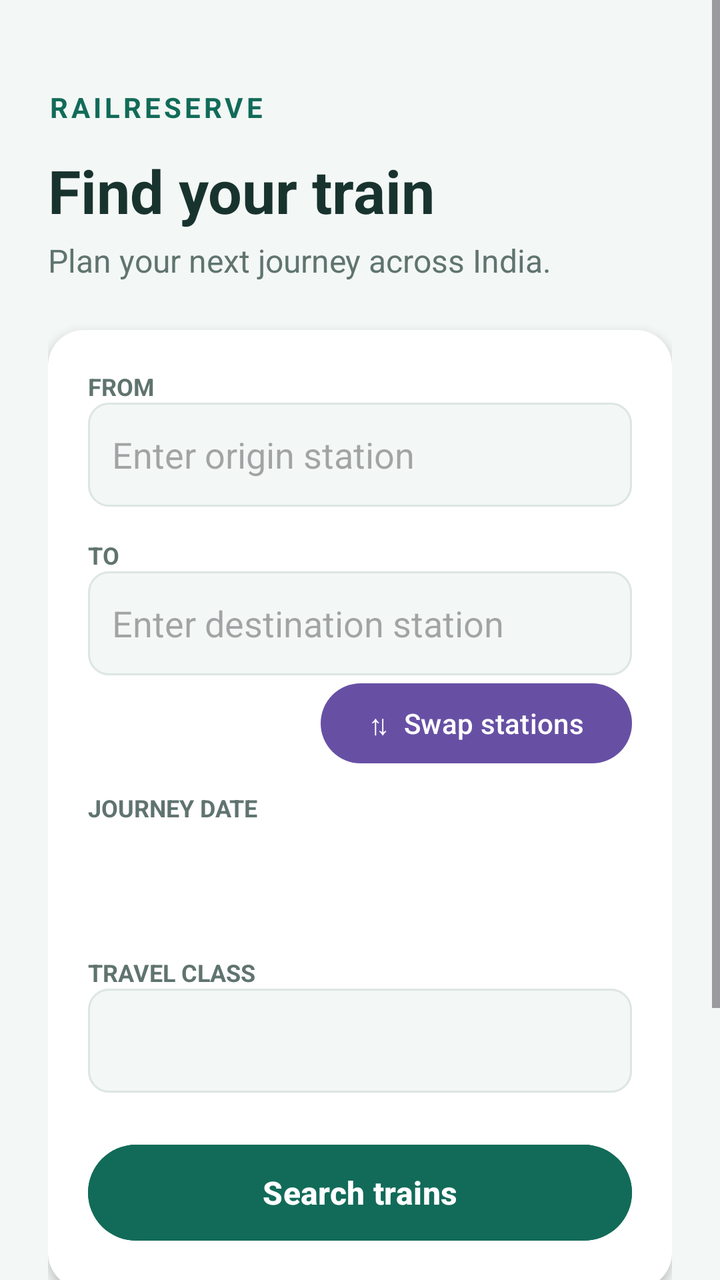
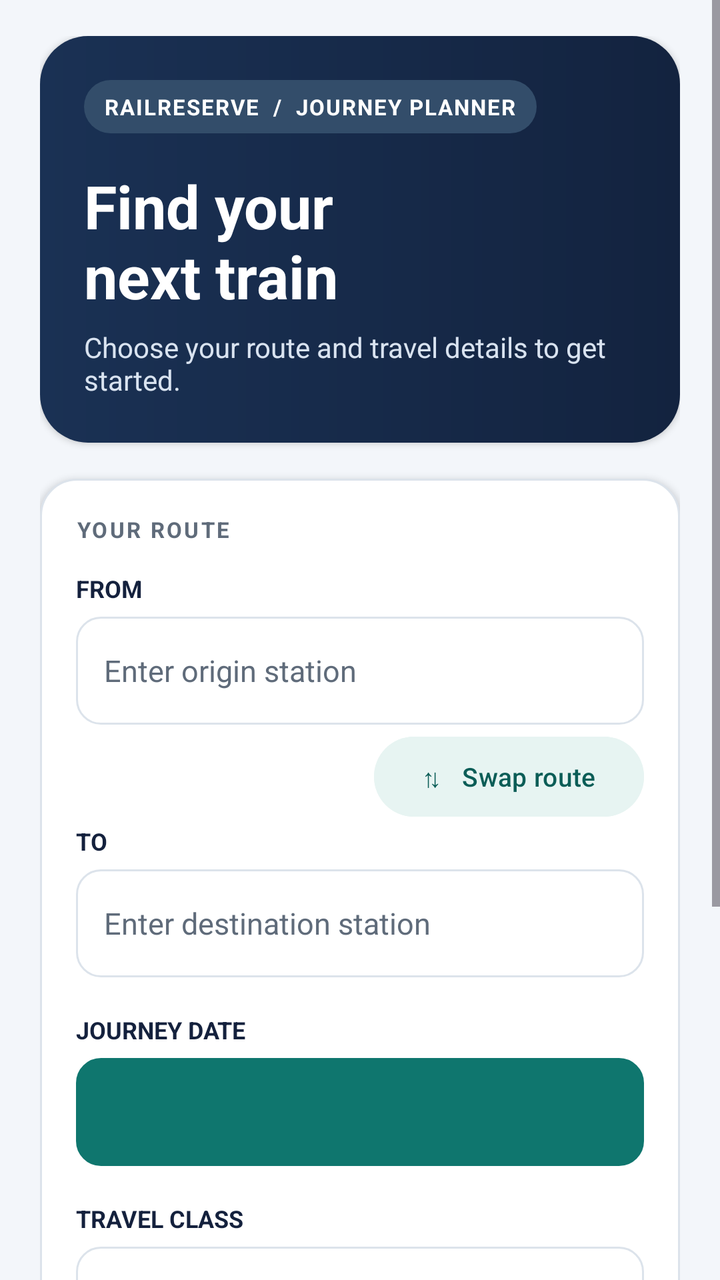

Before-and-after screenshots of an Android layout around one commit, followed by the original layout XML and the change that was made.
<!-- AndroidManifest.xml: application theme Theme.MyApplication -->
<!-- res/layout/activity_main.xml -->
<?xml version="1.0" encoding="utf-8"?>
<ScrollView xmlns:android="http://schemas.android.com/apk/res/android" android:id="@+id/main" android:layout_width="match_parent" android:layout_height="match_parent" android:fillViewport="true" android:background="@color/surface_soft">
    <LinearLayout android:layout_width="match_parent" android:layout_height="wrap_content" android:orientation="vertical" android:padding="24dp">
        <TextView android:layout_width="wrap_content" android:layout_height="wrap_content" android:text="RAILRESERVE" android:textStyle="bold" android:textSize="14sp" android:textColor="@color/brand" android:letterSpacing="0.12" android:layout_marginTop="20dp" />
        <TextView android:layout_width="match_parent" android:layout_height="wrap_content" android:text="Find your train" android:textSize="30sp" android:textStyle="bold" android:textColor="@color/ink" android:layout_marginTop="12dp" />
        <TextView android:layout_width="match_parent" android:layout_height="wrap_content" android:text="Plan your next journey across India." android:textSize="16sp" android:textColor="@color/muted" android:layout_marginTop="4dp" android:layout_marginBottom="24dp" />
        <LinearLayout android:layout_width="match_parent" android:layout_height="wrap_content" android:orientation="vertical" android:padding="20dp" android:background="@drawable/card_background" android:elevation="3dp">
            <TextView android:layout_width="match_parent" android:layout_height="wrap_content" android:text="FROM" android:textColor="@color/muted" android:textSize="12sp" android:textStyle="bold" />
            <AutoCompleteTextView android:id="@+id/sourceInput" android:layout_width="match_parent" android:layout_height="52dp" android:hint="Enter origin station" android:singleLine="true" android:inputType="textCapWords" android:paddingStart="12dp" android:background="@drawable/input_background" />
            <TextView android:layout_width="match_parent" android:layout_height="wrap_content" android:text="TO" android:textColor="@color/muted" android:textSize="12sp" android:textStyle="bold" android:layout_marginTop="16dp" />
            <AutoCompleteTextView android:id="@+id/destinationInput" android:layout_width="match_parent" android:layout_height="52dp" android:hint="Enter destination station" android:singleLine="true" android:inputType="textCapWords" android:paddingStart="12dp" android:background="@drawable/input_background" />
            <Button android:id="@+id/swapButton" android:layout_width="wrap_content" android:layout_height="48dp" android:text="⇅  Swap stations" android:textAllCaps="false" android:layout_gravity="end" />
            <TextView android:layout_width="match_parent" android:layout_height="wrap_content" android:text="JOURNEY DATE" android:textColor="@color/muted" android:textSize="12sp" android:textStyle="bold" android:layout_marginTop="10dp" />
            <Button android:id="@+id/dateButton" android:layout_width="match_parent" android:layout_height="52dp" android:gravity="start|center_vertical" android:textAllCaps="false" android:textColor="@color/ink" android:backgroundTint="@color/surface" />
            <TextView android:layout_width="match_parent" android:layout_height="wrap_content" android:text="TRAVEL CLASS" android:textColor="@color/muted" android:textSize="12sp" android:textStyle="bold" android:layout_marginTop="14dp" />
            <Spinner android:id="@+id/classSpinner" android:layout_width="match_parent" android:layout_height="52dp" android:background="@drawable/input_background" android:paddingStart="10dp" />
            <Button android:id="@+id/searchButton" android:layout_width="match_parent" android:layout_height="56dp" android:text="Search trains" android:textAllCaps="false" android:textSize="16sp" android:textStyle="bold" android:textColor="@color/white" android:backgroundTint="@color/brand" android:layout_marginTop="22dp" />
        </LinearLayout>
        <TextView android:layout_width="match_parent" android:layout_height="wrap_content" android:text="Schedules and seat availability are fictional demonstrations. This app is not connected to live railway inventory." android:textColor="@color/muted" android:textSize="13sp" android:gravity="center" android:layout_marginTop="20dp" android:layout_marginBottom="24dp" />
        <Button android:id="@+id/myBookingsButton" android:layout_width="match_parent" android:layout_height="52dp" android:text="My bookings" android:textAllCaps="false" android:textColor="@color/brand" />
    </LinearLayout>
</ScrollView>
<!-- resources referenced by this layout -->
<resources>
  <color name="brand">#126B59</color>
  <color name="ink">#18332E</color>
  <color name="muted">#60746F</color>
  <color name="surface">#FFFFFFFF</color>
  <color name="surface_soft">#F3F7F5</color>
  <color name="white">#FFFFFFFF</color>
  <!-- drawable card_background (drawable) -->
  <?xml version="1.0" encoding="utf-8"?>
  <shape xmlns:android="http://schemas.android.com/apk/res/android"><solid android:color="@color/surface"/><corners android:radius="18dp"/></shape>
  <!-- drawable input_background (drawable) -->
  <?xml version="1.0" encoding="utf-8"?>
  <shape xmlns:android="http://schemas.android.com/apk/res/android"><solid android:color="@color/surface_soft"/><corners android:radius="10dp"/><stroke android:width="1dp" android:color="#DCE6E2"/></shape>
  <style name="Theme.MyApplication" parent="Base.Theme.MyApplication" />
  <style name="Base.Theme.MyApplication" parent="Theme.Material3.DayNight.NoActionBar">
          
          
      </style>
</resources>

<!-- the commit's change to res/layout/activity_main.xml (unified diff, before → after) -->
@@ -1,22 +1,219 @@
 <?xml version="1.0" encoding="utf-8"?>
-<ScrollView xmlns:android="http://schemas.android.com/apk/res/android" android:id="@+id/main" android:layout_width="match_parent" android:layout_height="match_parent" android:fillViewport="true" android:background="@color/surface_soft">
-    <LinearLayout android:layout_width="match_parent" android:layout_height="wrap_content" android:orientation="vertical" android:padding="24dp">
-        <TextView android:layout_width="wrap_content" android:layout_height="wrap_content" android:text="RAILRESERVE" android:textStyle="bold" android:textSize="14sp" android:textColor="@color/brand" android:letterSpacing="0.12" android:layout_marginTop="20dp" />
-        <TextView android:layout_width="match_parent" android:layout_height="wrap_content" android:text="Find your train" android:textSize="30sp" android:textStyle="bold" android:textColor="@color/ink" android:layout_marginTop="12dp" />
-        <TextView android:layout_width="match_parent" android:layout_height="wrap_content" android:text="Plan your next journey across India." android:textSize="16sp" android:textColor="@color/muted" android:layout_marginTop="4dp" android:layout_marginBottom="24dp" />
-        <LinearLayout android:layout_width="match_parent" android:layout_height="wrap_content" android:orientation="vertical" android:padding="20dp" android:background="@drawable/card_background" android:elevation="3dp">
-            <TextView android:layout_width="match_parent" android:layout_height="wrap_content" android:text="FROM" android:textColor="@color/muted" android:textSize="12sp" android:textStyle="bold" />
-            <AutoCompleteTextView android:id="@+id/sourceInput" android:layout_width="match_parent" android:layout_height="52dp" android:hint="Enter origin station" android:singleLine="true" android:inputType="textCapWords" android:paddingStart="12dp" android:background="@drawable/input_background" />
-            <TextView android:layout_width="match_parent" android:layout_height="wrap_content" android:text="TO" android:textColor="@color/muted" android:textSize="12sp" android:textStyle="bold" android:layout_marginTop="16dp" />
-            <AutoCompleteTextView android:id="@+id/destinationInput" android:layout_width="match_parent" android:layout_height="52dp" android:hint="Enter destination station" android:singleLine="true" android:inputType="textCapWords" android:paddingStart="12dp" android:background="@drawable/input_background" />
-            <Button android:id="@+id/swapButton" android:layout_width="wrap_content" android:layout_height="48dp" android:text="⇅  Swap stations" android:textAllCaps="false" android:layout_gravity="end" />
-            <TextView android:layout_width="match_parent" android:layout_height="wrap_content" android:text="JOURNEY DATE" android:textColor="@color/muted" android:textSize="12sp" android:textStyle="bold" android:layout_marginTop="10dp" />
-            <Button android:id="@+id/dateButton" android:layout_width="match_parent" android:layout_height="52dp" android:gravity="start|center_vertical" android:textAllCaps="false" android:textColor="@color/ink" android:backgroundTint="@color/surface" />
-            <TextView android:layout_width="match_parent" android:layout_height="wrap_content" android:text="TRAVEL CLASS" android:textColor="@color/muted" android:textSize="12sp" android:textStyle="bold" android:layout_marginTop="14dp" />
-            <Spinner android:id="@+id/classSpinner" android:layout_width="match_parent" android:layout_height="52dp" android:background="@drawable/input_background" android:paddingStart="10dp" />
-            <Button android:id="@+id/searchButton" android:layout_width="match_parent" android:layout_height="56dp" android:text="Search trains" android:textAllCaps="false" android:textSize="16sp" android:textStyle="bold" android:textColor="@color/white" android:backgroundTint="@color/brand" android:layout_marginTop="22dp" />
+<ScrollView xmlns:android="http://schemas.android.com/apk/res/android"
+    android:id="@+id/main"
+    android:layout_width="match_parent"
+    android:layout_height="match_parent"
+    android:background="@color/surface_soft"
+    android:clipToPadding="false"
+    android:fillViewport="true">
+
+    <LinearLayout
+        android:layout_width="match_parent"
+        android:layout_height="wrap_content"
+        android:orientation="vertical"
+        android:paddingStart="20dp"
+        android:paddingTop="18dp"
+        android:paddingEnd="20dp"
+        android:paddingBottom="24dp">
+
+        <LinearLayout
+            android:layout_width="match_parent"
+            android:layout_height="wrap_content"
+            android:background="@drawable/hero_background"
+            android:elevation="2dp"
+            android:orientation="vertical"
+            android:padding="22dp">
+
+            <TextView
+                android:layout_width="wrap_content"
+                android:layout_height="wrap_content"
+                android:background="@drawable/chip_brand"
+                android:paddingStart="10dp"
+                android:paddingTop="6dp"
+                android:paddingEnd="10dp"
+                android:paddingBottom="6dp"
+                android:text="RAILRESERVE  /  JOURNEY PLANNER"
+                android:textColor="@color/white"
+                android:textSize="11sp"
+                android:textStyle="bold"
+                android:letterSpacing="0.06" />
+
+            <TextView
+                android:layout_width="match_parent"
+                android:layout_height="wrap_content"
+                android:layout_marginTop="16dp"
+                android:text="Find your\nnext train"
+                android:textColor="@color/white"
+                android:textSize="30sp"
+                android:textStyle="bold"
+                android:fontFamily="sans" />
+
+            <TextView
+                android:layout_width="match_parent"
+                android:layout_height="wrap_content"
+                android:layout_marginTop="6dp"
+                android:text="Choose your route and travel details to get started."
+                android:textColor="#D9E3F0"
+                android:textSize="14sp" />
         </LinearLayout>
-        <TextView android:layout_width="match_parent" android:layout_height="wrap_content" android:text="Schedules and seat availability are fictional demonstrations. This app is not connected to live railway inventory." android:textColor="@color/muted" android:textSize="13sp" android:gravity="center" android:layout_marginTop="20dp" android:layout_marginBottom="24dp" />
-        <Button android:id="@+id/myBookingsButton" android:layout_width="match_parent" android:layout_height="52dp" android:text="My bookings" android:textAllCaps="false" android:textColor="@color/brand" />
+
+        <LinearLayout
+            android:layout_width="match_parent"
+            android:layout_height="wrap_content"
+            android:layout_marginTop="18dp"
+            android:background="@drawable/card_background"
+            android:elevation="2dp"
+            android:orientation="vertical"
+            android:padding="18dp">
+
+            <TextView
+                android:layout_width="match_parent"
+                android:layout_height="wrap_content"
+                android:text="YOUR ROUTE"
+                android:textColor="@color/muted"
+                android:textSize="11sp"
+                android:textStyle="bold"
+                android:letterSpacing="0.1" />
+
+            <TextView
+                android:layout_width="match_parent"
+                android:layout_height="wrap_content"
+                android:layout_marginTop="14dp"
+                android:text="FROM"
+                android:textColor="@color/ink"
+                android:textSize="12sp"
+                android:textStyle="bold" />
+
+            <AutoCompleteTextView
+                android:id="@+id/sourceInput"
+                android:layout_width="match_parent"
+                android:layout_height="54dp"
+                android:layout_marginTop="6dp"
+                android:background="@drawable/input_background"
+                android:completionThreshold="1"
+                android:hint="Enter origin station"
+                android:inputType="textCapWords"
+                android:paddingStart="14dp"
+                android:paddingEnd="14dp"
+                android:singleLine="true"
+                android:textColor="@color/ink"
+                android:textColorHint="@color/muted"
+                android:textSize="15sp" />
+
+            <Button
+                android:id="@+id/swapButton"
+                android:layout_width="wrap_content"
+                android:layout_height="48dp"
+                android:layout_gravity="end"
+                android:layout_marginTop="2dp"
+                android:backgroundTint="@color/teal_soft"
+                android:minWidth="0dp"
+                android:text="⇅   Swap route"
+                android:textAllCaps="false"
+                android:textColor="@color/brand_dark"
+                android:textSize="13sp" />
+
+            <TextView
+                android:layout_width="match_parent"
+                android:layout_height="wrap_content"
+                android:text="TO"
+                android:textColor="@color/ink"
+                android:textSize="12sp"
+                android:textStyle="bold" />
+
+            <AutoCompleteTextView
+                android:id="@+id/destinationInput"
+                android:layout_width="match_parent"
+                android:layout_height="54dp"
+                android:layout_marginTop="6dp"
+                android:background="@drawable/input_background"
+                android:completionThreshold="1"
+                android:hint="Enter destination station"
+                android:inputType="textCapWords"
+                android:paddingStart="14dp"
+                android:paddingEnd="14dp"
+                android:singleLine="true"
+                android:textColor="@color/ink"
+                android:textColorHint="@color/muted"
+                android:textSize="15sp" />
+
+            <TextView
+                android:layout_width="match_parent"
+                android:layout_height="wrap_content"
+                android:layout_marginTop="18dp"
+                android:text="JOURNEY DATE"
+                android:textColor="@color/ink"
+                android:textSize="12sp"
+                android:textStyle="bold" />
+
+            <Button
+                android:id="@+id/dateButton"
+                android:layout_width="match_parent"
+                android:layout_height="54dp"
+                android:layout_marginTop="6dp"
+                android:background="@drawable/field_button_background"
+                android:gravity="center_vertical|start"
+                android:minHeight="48dp"
+                android:paddingStart="14dp"
+                android:textAllCaps="false"
+                android:textColor="@color/ink"
+                android:textSize="15sp" />
+
+            <TextView
+                android:layout_width="match_parent"
+                android:layout_height="wrap_content"
+                android:layout_marginTop="18dp"
+                android:text="TRAVEL CLASS"
+                android:textColor="@color/ink"
+                android:textSize="12sp"
+                android:textStyle="bold" />
+
+            <Spinner
+                android:id="@+id/classSpinner"
+                android:layout_width="match_parent"
+                android:layout_height="54dp"
+                android:layout_marginTop="6dp"
+                android:background="@drawable/input_background"
+                android:paddingStart="10dp"
+                android:paddingEnd="10dp"
+                android:popupBackground="@color/surface" />
+
+            <Button
+                android:id="@+id/searchButton"
+                android:layout_width="match_parent"
+                android:layout_height="56dp"
+                android:layout_marginTop="20dp"
+                android:background="@drawable/button_primary"
+                android:minHeight="48dp"
+                android:text="Search trains"
+                android:textAllCaps="false"
+                android:textColor="@color/white"
+                android:textSize="16sp"
+                android:textStyle="bold" />
+        </LinearLayout>
+
+        <TextView
+            android:layout_width="match_parent"
+            android:layout_height="wrap_content"
+            android:layout_marginStart="8dp"
+            android:layout_marginTop="14dp"
+            android:layout_marginEnd="8dp"
+            android:gravity="center"
+            android:text="Fictional schedules for demonstration. Not connected to live railway inventory."
+            android:textColor="@color/muted"
+            android:textSize="12sp" />
+
+        <Button
+            android:id="@+id/myBookingsButton"
+            android:layout_width="match_parent"
+            android:layout_height="52dp"
+            android:layout_marginTop="12dp"
+            android:background="@drawable/button_secondary"
+            android:minHeight="48dp"
+            android:text="My bookings"
+            android:textAllCaps="false"
+            android:textColor="@color/brand_dark"
+            android:textSize="15sp"
+            android:textStyle="bold" />
     </LinearLayout>
 </ScrollView>
<!-- resource entries referenced after the edit -->
@@ -1,21 +1,72 @@
 <!-- resources referenced by this layout -->
 <resources>
-  <color name="brand">#126B59</color>
-  <color name="ink">#18332E</color>
-  <color name="muted">#60746F</color>
+  <color name="brand_dark">#0B5D57</color>
+  <color name="brand">#0F766E</color>
+  <color name="border">#DCE3EB</color>
+  <color name="navy">#13233F</color>
+  <color name="ink">#14213D</color>
+  <color name="muted">#5F6B7A</color>
   <color name="surface">#FFFFFFFF</color>
-  <color name="surface_soft">#F3F7F5</color>
+  <color name="surface_soft">#F3F6FA</color>
+  <color name="teal_soft">#E7F4F2</color>
   <color name="white">#FFFFFFFF</color>
+  <!-- drawable button_primary (drawable) -->
+  <?xml version="1.0" encoding="utf-8"?>
+  <ripple xmlns:android="http://schemas.android.com/apk/res/android" android:color="#40FFFFFF">
+      <item>
+          <selector>
+              <item android:state_enabled="false">
+                  <shape><solid android:color="#9CBFBC"/><corners android:radius="14dp"/></shape>
+              </item>
+              <item>
+                  <shape><solid android:color="@color/brand"/><corners android:radius="14dp"/></shape>
+              </item>
+          </selector>
+      </item>
+  </ripple>
+  <!-- drawable button_secondary (drawable) -->
+  <?xml version="1.0" encoding="utf-8"?>
+  <shape xmlns:android="http://schemas.android.com/apk/res/android">
+      <solid android:color="@color/surface" />
+      <stroke android:width="1dp" android:color="@color/brand" />
+      <corners android:radius="14dp" />
+  </shape>
   <!-- drawable card_background (drawable) -->
   <?xml version="1.0" encoding="utf-8"?>
-  <shape xmlns:android="http://schemas.android.com/apk/res/android"><solid android:color="@color/surface"/><corners android:radius="18dp"/></shape>
+  <shape xmlns:android="http://schemas.android.com/apk/res/android"><solid android:color="@color/surface"/><stroke android:width="1dp" android:color="@color/border"/><corners android:radius="18dp"/></shape>
+  <!-- drawable chip_brand (drawable) -->
+  <?xml version="1.0" encoding="utf-8"?>
+  <shape xmlns:android="http://schemas.android.com/apk/res/android">
+      <solid android:color="#334D6A" />
+      <corners android:radius="24dp" />
+  </shape>
+  <!-- drawable field_button_background (drawable) -->
+  <?xml version="1.0" encoding="utf-8"?>
+  <ripple xmlns:android="http://schemas.android.com/apk/res/android" android:color="@color/teal_soft">
+      <item>
+          <shape>
+              <solid android:color="@color/surface" />
+              <stroke android:width="1dp" android:color="@color/border" />
+              <corners android:radius="12dp" />
+          </shape>
+      </item>
+  </ripple>
+  <!-- drawable hero_background (drawable) -->
+  <?xml version="1.0" encoding="utf-8"?>
+  <shape xmlns:android="http://schemas.android.com/apk/res/android" android:shape="rectangle">
+      <gradient android:angle="0" android:startColor="#1A3154" android:endColor="@color/navy" />
+      <corners android:radius="24dp" />
+  </shape>
   <!-- drawable input_background (drawable) -->
   <?xml version="1.0" encoding="utf-8"?>
-  <shape xmlns:android="http://schemas.android.com/apk/res/android"><solid android:color="@color/surface_soft"/><corners android:radius="10dp"/><stroke android:width="1dp" android:color="#DCE6E2"/></shape>
+  <shape xmlns:android="http://schemas.android.com/apk/res/android"><solid android:color="@color/surface"/><corners android:radius="12dp"/><stroke android:width="1dp" android:color="@color/border"/></shape>
   <style name="Theme.MyApplication" parent="Base.Theme.MyApplication" />
-  <style name="Base.Theme.MyApplication" parent="Theme.Material3.DayNight.NoActionBar">
-          
-          
+  <style name="Base.Theme.MyApplication" parent="Theme.Material3.Light.NoActionBar">
+          <item name="colorPrimary">@color/brand</item>
+          <item name="colorOnPrimary">@color/white</item>
+          <item name="colorSecondary">@color/navy</item>
+          <item name="colorOnSecondary">@color/white</item>
+          <item name="android:colorAccent">@color/brand</item>
       </style>
 </resources>
 
